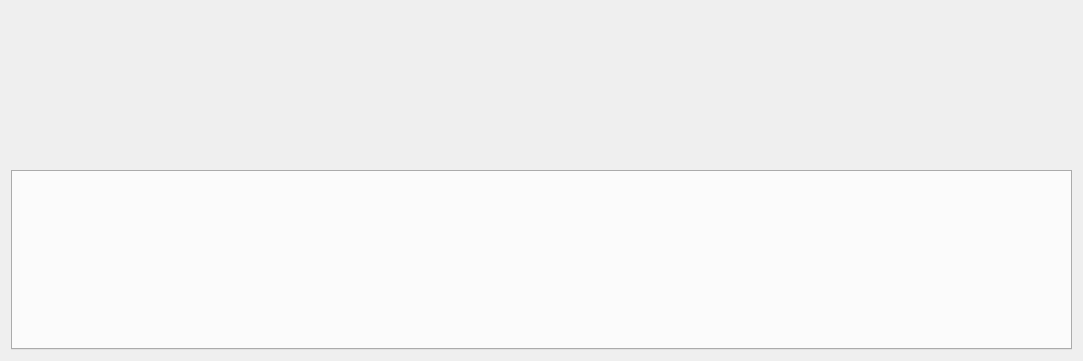
Qt form ip_qc/home/home_mainwid.ui (ChinaClever/IP-Tools) before a commit; both pictures show x 0 to 1083 and y 460 to 821 of the 1083 by 821 pixel window.
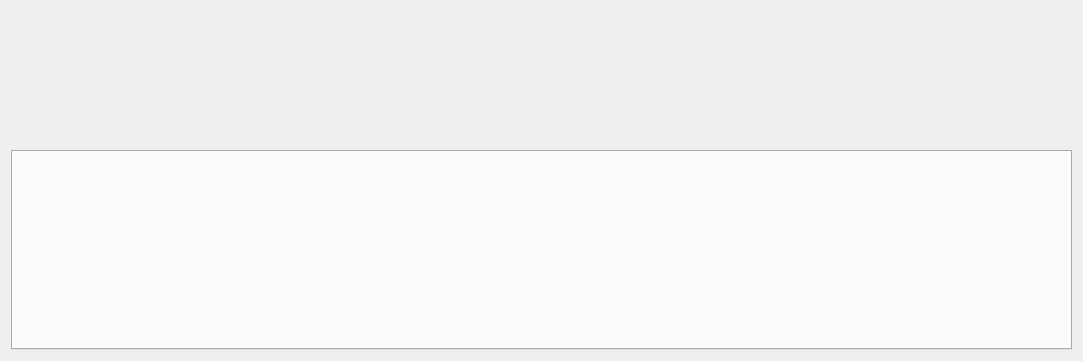
The same form after that commit.

```diff
--- a/ip_qc/home/home_mainwid.ui
+++ b/ip_qc/home/home_mainwid.ui
@@ -34,7 +34,7 @@
      <property name="maximumSize">
       <size>
        <width>16777215</width>
-       <height>180</height>
+       <height>200</height>
       </size>
      </property>
      <property name="font">
```
